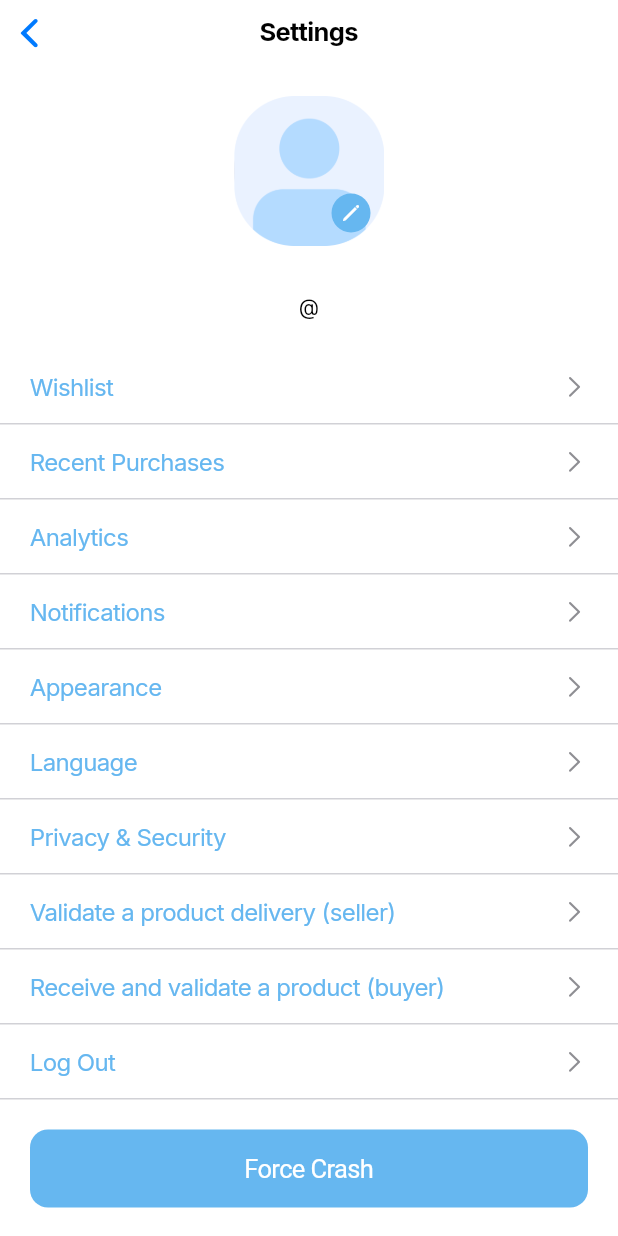
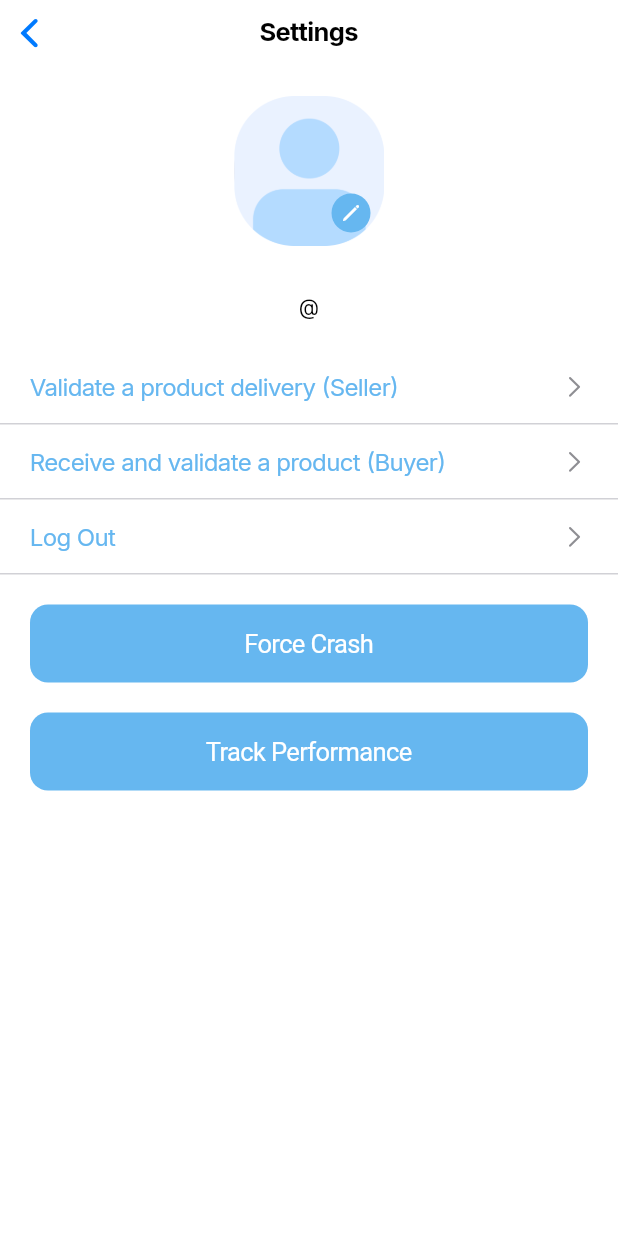
Before and after one commit to ISIS-3510-G24/Flutter, a Flutter app: the ProfileScreen screen opened directly, on a phone screen of 412 x 824 dp. Run offline on Flutter 3.47's test engine with Material 3 defaults, Android fonts, the phone set to English and light mode, and no system bars; our stand-ins replace cloud_firestore, firebase_analytics, firebase_auth, firebase_core, firebase_crashlytics, flutter_svg and 2 more; missing offline and left inert: firebase_performance, mobile_scanner; accounts and stored records are empty.

Commit message:
Quick hot fix due to some problems in the profile screen

```diff
--- a/unimarket/lib/screens/tabs/profile_screen.dart
+++ b/unimarket/lib/screens/tabs/profile_screen.dart
@@ -113,15 +113,15 @@ class _ProfileScreenState extends State<ProfileScreen> {
             Expanded(
               child: ListView(
                 children: [
-                  _buildSettingItem(context, "Wishlist"),
-                  _buildSettingItem(context, "Recent Purchases"),
-                  _buildSettingItem(context, "Analytics"),
-                  _buildSettingItem(context, "Notifications"),
-                  _buildSettingItem(context, "Appearance"),
-                  _buildSettingItem(context, "Language"),
-                  _buildSettingItem(context, "Privacy & Security"),
-                  _buildSettingItem(context, "Validate a product delivery (seller)", route: '/genQR'),
-                  _buildSettingItem(context, "Receive and validate a product (buyer)", route: '/scanQR'),
+                  // _buildSettingItem(context, "Wishlist"),
+                  // _buildSettingItem(context, "Recent Purchases"),
+                  // _buildSettingItem(context, "Analytics"),
+                  // _buildSettingItem(context, "Notifications"),
+                  // _buildSettingItem(context, "Appearance"),
+                  // _buildSettingItem(context, "Language"),
+                  // _buildSettingItem(context, "Privacy & Security"),
+                  _buildSettingItem(context, "Validate a product delivery (Seller)", route: '/genQR'),
+                  _buildSettingItem(context, "Receive and validate a product (Buyer)", route: '/scanQR'),
                   _buildSettingItem(context, "Log Out", logout: true),
 
                   // Añadir espacio entre "Log Out" y los botones
@@ -158,13 +158,15 @@ class _ProfileScreenState extends State<ProfileScreen> {
   }
 
   // 🔹 Método para construir cada ítem de la lista
-  Widget _buildSettingItem(BuildContext context, String title, {bool logout = false}) {
+  Widget _buildSettingItem(BuildContext context, String title, {bool logout = false, String? route}) {
   return CupertinoButton(
     padding: EdgeInsets.zero,
     onPressed: () async {
       if (logout) {
         await FirebaseAuth.instance.signOut();
         Navigator.pushReplacementNamed(context, '/login');
+      } else if (route != null) {
+        Navigator.pushNamed(context, route);
       } else {
         Navigator.push(context, CupertinoPageRoute(builder: (context) => const NotImplementedScreen()));
       }
@@ -187,4 +189,5 @@ class _ProfileScreenState extends State<ProfileScreen> {
     ),
   );
 }
+
 }
```
Lines whose indentation alone changed are shown as unchanged.
